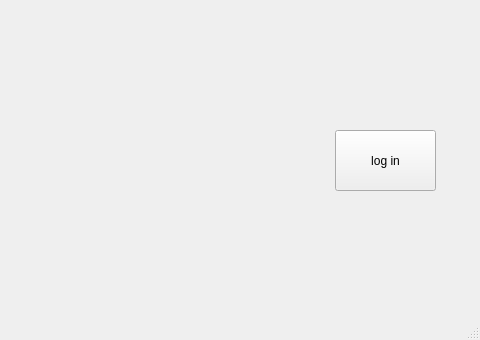
Old version of the form Main.ui in the repository addinedu-ros-4th/deeplearning-repo-6; both pictures show x 105 to 585 and y 260 to 600 of the 585 by 600 pixel window.
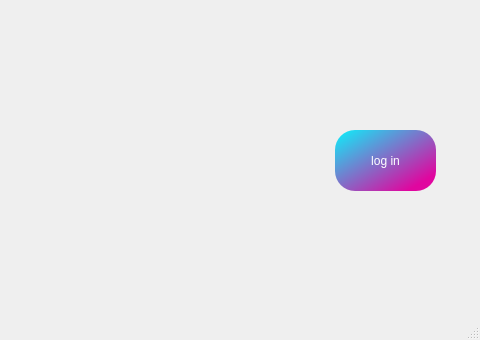
New version of the form.

Commit message: Design Stylesheet

What changed in the file:
```diff
--- a/Main.ui
+++ b/Main.ui
@@ -36,6 +36,11 @@
       <height>61</height>
      </rect>
     </property>
+    <property name="styleSheet">
+     <string notr="true">color: white;
+	background-color: qlineargradient(spread:pad, x1:0, y1:0, x2:0.857143, y2:0.857955, stop:0 rgba(10, 242, 251, 255), stop:1 rgba(224, 6, 159, 255));
+	border-radius: 20px;</string>
+    </property>
     <property name="text">
      <string>log in</string>
     </property>
```
The commit also changes 2 other files.
